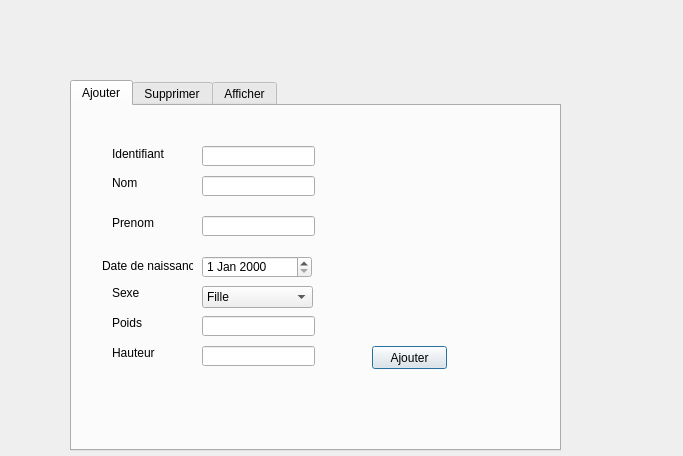
Old version of the form dialog_enfant.ui in the repository meriemnour/FAMILY_TIME.
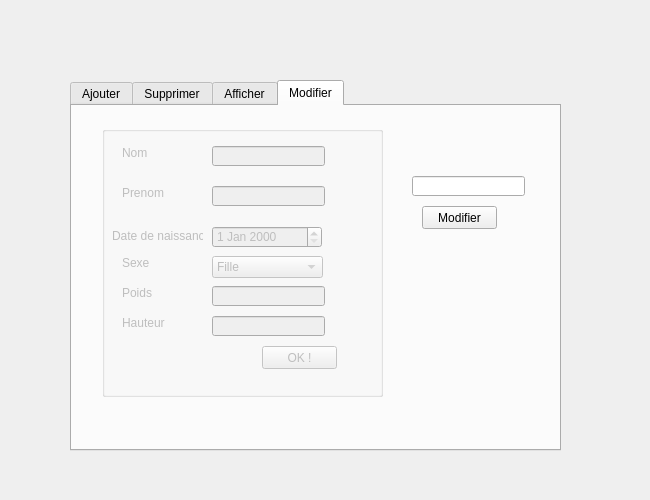
New version of the form. The open tabs and pages were chosen to show the change.

Commit message: test modifier et ajout background + size + control de saisie

The edit to the form file:
```diff
--- a/dialog_enfant.ui
+++ b/dialog_enfant.ui
@@ -6,8 +6,8 @@
    <rect>
     <x>0</x>
     <y>0</y>
-    <width>683</width>
-    <height>456</height>
+    <width>650</width>
+    <height>500</height>
    </rect>
   </property>
   <property name="windowTitle">
@@ -283,6 +283,211 @@
      </property>
     </widget>
    </widget>
+   <widget class="QWidget" name="tab_4">
+    <attribute name="title">
+     <string>Modifier</string>
+    </attribute>
+    <widget class="QLineEdit" name="lineEdit_7">
+     <property name="geometry">
+      <rect>
+       <x>340</x>
+       <y>70</y>
+       <width>113</width>
+       <height>20</height>
+      </rect>
+     </property>
+    </widget>
+    <widget class="QPushButton" name="pushButton_4">
+     <property name="geometry">
+      <rect>
+       <x>350</x>
+       <y>100</y>
+       <width>75</width>
+       <height>23</height>
+      </rect>
+     </property>
+     <property name="text">
+      <string>Modifier</string>
+     </property>
+    </widget>
+    <widget class="QGroupBox" name="groupBox">
+     <property name="enabled">
+      <bool>false</bool>
+     </property>
+     <property name="geometry">
+      <rect>
+       <x>30</x>
+       <y>20</y>
+       <width>281</width>
+       <height>271</height>
+      </rect>
+     </property>
+     <property name="title">
+      <string/>
+     </property>
+     <widget class="QComboBox" name="comboBox_2">
+      <property name="geometry">
+       <rect>
+        <x>110</x>
+        <y>130</y>
+        <width>111</width>
+        <height>22</height>
+       </rect>
+      </property>
+      <item>
+       <property name="text">
+        <string>Fille</string>
+       </property>
+      </item>
+      <item>
+       <property name="text">
+        <string>Garcon</string>
+       </property>
+      </item>
+     </widget>
+     <widget class="QLineEdit" name="lineEdit_8">
+      <property name="geometry">
+       <rect>
+        <x>110</x>
+        <y>20</y>
+        <width>113</width>
+        <height>20</height>
+       </rect>
+      </property>
+     </widget>
+     <widget class="QLabel" name="label_9">
+      <property name="geometry">
+       <rect>
+        <x>20</x>
+        <y>160</y>
+        <width>47</width>
+        <height>13</height>
+       </rect>
+      </property>
+      <property name="text">
+       <string>Poids</string>
+      </property>
+     </widget>
+     <widget class="QLineEdit" name="lineEdit_9">
+      <property name="geometry">
+       <rect>
+        <x>110</x>
+        <y>60</y>
+        <width>113</width>
+        <height>20</height>
+       </rect>
+      </property>
+     </widget>
+     <widget class="QLabel" name="label_10">
+      <property name="geometry">
+       <rect>
+        <x>10</x>
+        <y>100</y>
+        <width>91</width>
+        <height>20</height>
+       </rect>
+      </property>
+      <property name="text">
+       <string>Date de naissance</string>
+      </property>
+     </widget>
+     <widget class="QLabel" name="label_11">
+      <property name="geometry">
+       <rect>
+        <x>20</x>
+        <y>130</y>
+        <width>47</width>
+        <height>13</height>
+       </rect>
+      </property>
+      <property name="text">
+       <string>Sexe</string>
+      </property>
+     </widget>
+     <widget class="QLineEdit" name="lineEdit_10">
+      <property name="geometry">
+       <rect>
+        <x>110</x>
+        <y>190</y>
+        <width>113</width>
+        <height>20</height>
+       </rect>
+      </property>
+     </widget>
+     <widget class="QLabel" name="label_12">
+      <property name="geometry">
+       <rect>
+        <x>20</x>
+        <y>60</y>
+        <width>47</width>
+        <height>13</height>
+       </rect>
+      </property>
+      <property name="text">
+       <string>Prenom</string>
+      </property>
+     </widget>
+     <widget class="QLineEdit" name="lineEdit_11">
+      <property name="geometry">
+       <rect>
+        <x>110</x>
+        <y>160</y>
+        <width>113</width>
+        <height>20</height>
+       </rect>
+      </property>
+     </widget>
+     <widget class="QLabel" name="label_13">
+      <property name="geometry">
+       <rect>
+        <x>20</x>
+        <y>190</y>
+        <width>47</width>
+        <height>13</height>
+       </rect>
+      </property>
+      <property name="text">
+       <string>Hauteur</string>
+      </property>
+     </widget>
+     <widget class="QLabel" name="label_14">
+      <property name="geometry">
+       <rect>
+        <x>20</x>
+        <y>20</y>
+        <width>47</width>
+        <height>13</height>
+       </rect>
+      </property>
+      <property name="text">
+       <string>Nom</string>
+      </property>
+     </widget>
+     <widget class="QDateEdit" name="dateEdit_2">
+      <property name="geometry">
+       <rect>
+        <x>110</x>
+        <y>100</y>
+        <width>110</width>
+        <height>22</height>
+       </rect>
+      </property>
+     </widget>
+     <widget class="QPushButton" name="pushButton_5">
+      <property name="geometry">
+       <rect>
+        <x>160</x>
+        <y>220</y>
+        <width>75</width>
+        <height>23</height>
+       </rect>
+      </property>
+      <property name="text">
+       <string>OK !</string>
+      </property>
+     </widget>
+    </widget>
+   </widget>
   </widget>
  </widget>
  <resources/>
```
The commit also changes 9 other files.
